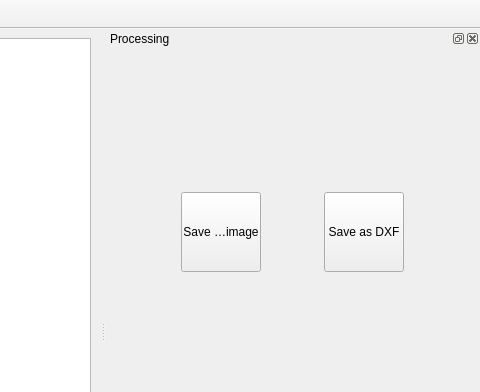
Qt form ImageVectorization/MainWindow.ui (lzh280/ImageAlgo) before a commit; both pictures show x 539 to 1019 and y 0 to 392 of the 1019 by 655 pixel window.
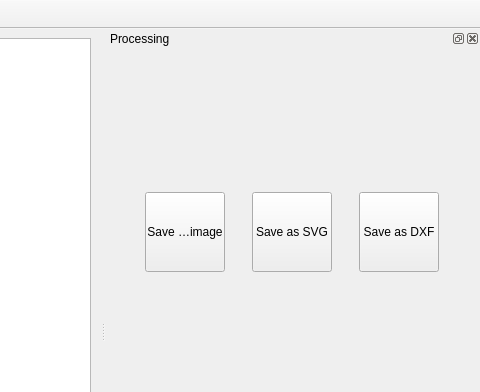
The same form after that commit. The open tabs and pages were chosen to show the change. Icons and pictures are not drawn. Custom widgets are drawn as their Qt base class.

```diff
--- a/ImageVectorization/MainWindow.ui
+++ b/ImageVectorization/MainWindow.ui
@@ -1084,7 +1084,7 @@
            </property>
           </widget>
          </item>
-         <item row="0" column="1">
+         <item row="0" column="2">
           <widget class="QToolButton" name="toolButton_savAsDXF">
            <property name="sizePolicy">
             <sizepolicy hsizetype="Fixed" vsizetype="Fixed">
@@ -1125,6 +1125,41 @@
            </property>
           </widget>
          </item>
+         <item row="0" column="1">
+          <widget class="QToolButton" name="toolButton_saveAsSVG">
+           <property name="minimumSize">
+            <size>
+             <width>80</width>
+             <height>80</height>
+            </size>
+           </property>
+           <property name="maximumSize">
+            <size>
+             <width>80</width>
+             <height>80</height>
+            </size>
+           </property>
+           <property name="toolTip">
+            <string>Save the path into a svg file</string>
+           </property>
+           <property name="text">
+            <string>Save as SVG</string>
+           </property>
+           <property name="icon">
+            <iconset resource="ImageVectorization.qrc">
+             <normaloff>:/icons/file/saveSVG.png</normaloff>:/icons/file/saveSVG.png</iconset>
+           </property>
+           <property name="iconSize">
+            <size>
+             <width>50</width>
+             <height>50</height>
+            </size>
+           </property>
+           <property name="toolButtonStyle">
+            <enum>Qt::ToolButtonTextUnderIcon</enum>
+           </property>
+          </widget>
+         </item>
         </layout>
        </widget>
       </widget>
```
